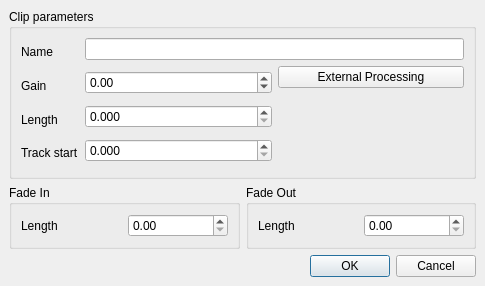
The window that src/traverso/ui/AudioClipEditWidget.ui (ErwanLegrand/Traverso-DAW) describes before a commit, drawn with Qt 5.
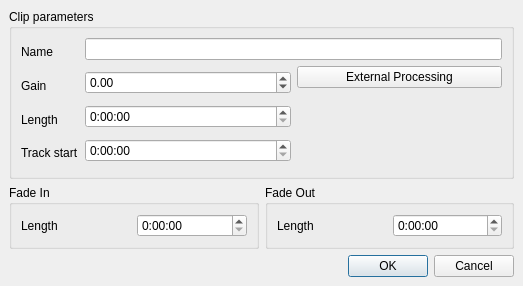
The same window after the commit.

Commit message: basic functionality should work now

What changed in the file:
```diff
--- a/src/traverso/ui/AudioClipEditWidget.ui
+++ b/src/traverso/ui/AudioClipEditWidget.ui
@@ -5,7 +5,7 @@
    <rect>
     <x>0</x>
     <y>0</y>
-    <width>485</width>
+    <width>523</width>
     <height>286</height>
    </rect>
   </property>
@@ -116,28 +116,22 @@
              </widget>
             </item>
             <item>
-             <widget class="QDoubleSpinBox" name="clipLengthSpinBox" >
-              <property name="decimals" >
-               <number>3</number>
+             <widget class="QTimeEdit" name="clipLengthEdit" >
+              <property name="currentSection" >
+               <enum>QDateTimeEdit::SecondSection</enum>
               </property>
-              <property name="maximum" >
-               <double>1200.000000000000000</double>
+              <property name="displayFormat" >
+               <string>h:mm:ss</string>
               </property>
              </widget>
             </item>
             <item>
-             <widget class="QDoubleSpinBox" name="clipStartSpinBox" >
-              <property name="suffix" >
-               <string/>
+             <widget class="QTimeEdit" name="clipStartEdit" >
+              <property name="currentSection" >
+               <enum>QDateTimeEdit::SecondSection</enum>
               </property>
-              <property name="decimals" >
-               <number>3</number>
-              </property>
-              <property name="maximum" >
-               <double>1200.000000000000000</double>
-              </property>
-              <property name="singleStep" >
-               <double>1.000000000000000</double>
+              <property name="displayFormat" >
+               <string>h:mm:ss</string>
               </property>
              </widget>
             </item>
@@ -208,7 +202,21 @@
          </widget>
         </item>
         <item>
-         <widget class="QDoubleSpinBox" name="doubleSpinBox_4" />
+         <widget class="QTimeEdit" name="fadeInEdit" >
+          <property name="maximumTime" >
+           <time>
+            <hour>22</hour>
+            <minute>0</minute>
+            <second>0</second>
+           </time>
+          </property>
+          <property name="currentSection" >
+           <enum>QDateTimeEdit::SecondSection</enum>
+          </property>
+          <property name="displayFormat" >
+           <string>h:mm:ss</string>
+          </property>
+         </widget>
         </item>
        </layout>
       </widget>
@@ -233,7 +241,14 @@
          </widget>
         </item>
         <item>
-         <widget class="QDoubleSpinBox" name="doubleSpinBox_5" />
+         <widget class="QTimeEdit" name="fadeOutEdit" >
+          <property name="currentSection" >
+           <enum>QDateTimeEdit::SecondSection</enum>
+          </property>
+          <property name="displayFormat" >
+           <string>h:mm:ss</string>
+          </property>
+         </widget>
         </item>
        </layout>
       </widget>
```
Left out of the diff: 2 changed lines with no effect on the pictures. The commit also changes 1 other file.
